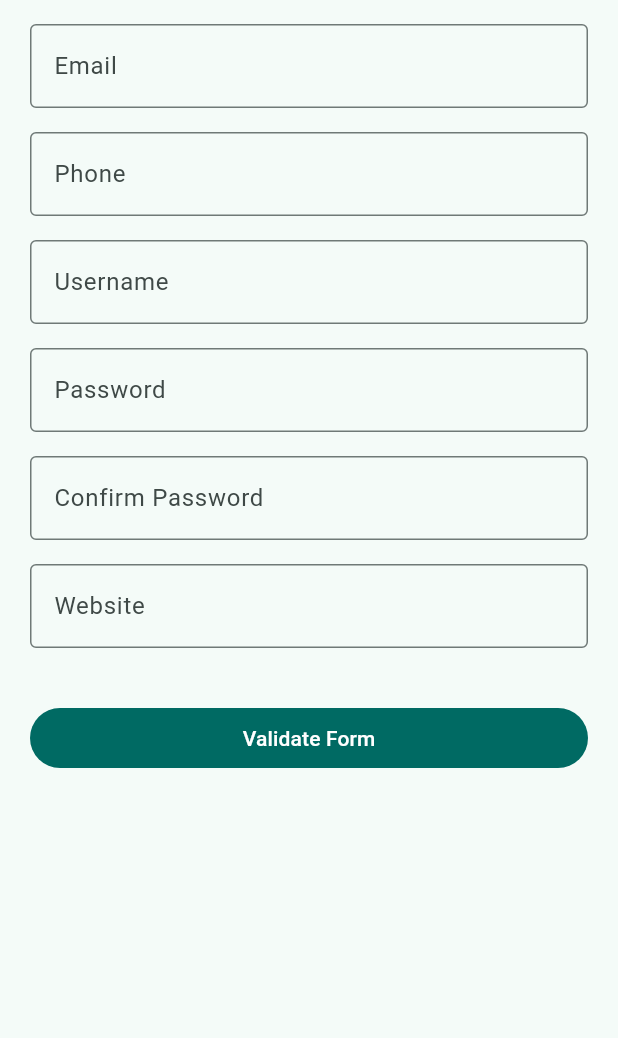
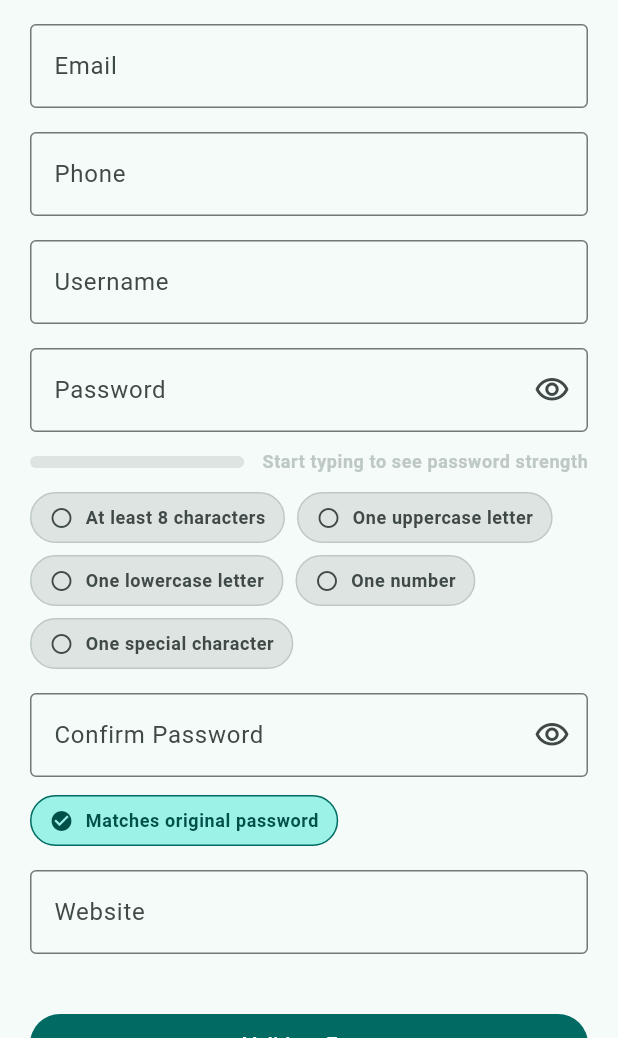
Before and after one commit to Azrul16/form_validator, a Flutter app: the screen it shows after launch, on a phone screen of 412 x 824 dp, the part 198-1236 px from its top. Run offline on Flutter 3.47's test engine with Material 3 defaults, Android fonts, the phone set to English and light mode, and no system bars; our stand-ins replace device_preview.

Commit message:
passward field added

```diff
--- a/example/lib/main.dart
+++ b/example/lib/main.dart
@@ -105,8 +105,11 @@ class _ExampleFormPageState extends State<ExampleFormPage> {
                 _ExampleField(
                   label: 'Password',
                   controller: _passwordController,
-                  obscureText: true,
-                  validator: FormValidator.password(
+                  customField: PasswordInputField(
+                    controller: _passwordController,
+                    labelText: 'Password',
+                    hintText: 'Create a secure password',
+                    validator: FormValidator.required(),
                     minLength: 8,
                     requireUppercase: true,
                     requireLowercase: true,
@@ -117,10 +120,18 @@ class _ExampleFormPageState extends State<ExampleFormPage> {
                 _ExampleField(
                   label: 'Confirm Password',
                   controller: _confirmPasswordController,
-                  obscureText: true,
-                  validator: (value) => FormValidator.confirmPassword(
-                    _passwordController.text,
-                  )(value),
+                  customField: PasswordInputField(
+                    controller: _confirmPasswordController,
+                    labelText: 'Confirm Password',
+                    hintText: 'Re-enter your password',
+                    validator: FormValidator.required(
+                      message: 'Please confirm your password.',
+                    ),
+                    matchController: _passwordController,
+                    mismatchMessage: 'Passwords do not match.',
+                    validateAgainstPolicy: false,
+                    showStrengthIndicator: false,
+                  ),
                 ),
                 _ExampleField(
                   label: 'Website',
@@ -146,14 +157,16 @@ class _ExampleField extends StatelessWidget {
   const _ExampleField({
     required this.label,
     required this.controller,
-    required this.validator,
+    this.validator,
+    this.customField,
     this.keyboardType,
     this.obscureText = false,
   });
 
   final String label;
   final TextEditingController controller;
-  final ValidatorFunction validator;
+  final ValidatorFunction? validator;
+  final Widget? customField;
   final TextInputType? keyboardType;
   final bool obscureText;
 
@@ -161,7 +174,9 @@ class _ExampleField extends StatelessWidget {
   Widget build(BuildContext context) {
     return Padding(
       padding: const EdgeInsets.only(bottom: 16),
-      child: TextFormField(
+      child:
+          customField ??
+          TextFormField(
             controller: controller,
             keyboardType: keyboardType,
             obscureText: obscureText,
--- a/lib/form_validator_kit.dart
+++ b/lib/form_validator_kit.dart
@@ -1,5 +1,6 @@
 /// A lightweight and composable set of validators for Flutter form fields.
 ///
-/// Import this library to access [FormValidator] and [ValidatorFunction].
+/// Import this library to access validation helpers and reusable form widgets.
 export 'src/form_validator_core.dart';
 export 'src/typedefs.dart';
+export 'src/widgets/password_input_field.dart';
--- a/lib/main.dart
+++ b/lib/main.dart
@@ -113,8 +113,11 @@ class _DemoFormPageState extends State<DemoFormPage> {
                 _DemoField(
                   label: 'Password',
                   controller: _passwordController,
-                  obscureText: true,
-                  validator: FormValidator.password(
+                  customField: PasswordInputField(
+                    controller: _passwordController,
+                    labelText: 'Password',
+                    hintText: 'Use 8+ characters with mixed character types',
+                    validator: FormValidator.required(),
                     minLength: 8,
                     requireUppercase: true,
                     requireLowercase: true,
@@ -125,10 +128,17 @@ class _DemoFormPageState extends State<DemoFormPage> {
                 _DemoField(
                   label: 'Confirm Password',
                   controller: _confirmPasswordController,
-                  obscureText: true,
-                  validator: (value) => FormValidator.confirmPassword(
-                    _passwordController.text,
-                  )(value),
+                  customField: PasswordInputField(
+                    controller: _confirmPasswordController,
+                    labelText: 'Confirm Password',
+                    validator: FormValidator.required(
+                      message: 'Please confirm your password.',
+                    ),
+                    matchController: _passwordController,
+                    mismatchMessage: 'Passwords do not match.',
+                    validateAgainstPolicy: false,
+                    showStrengthIndicator: false,
+                  ),
                 ),
                 _DemoField(
                   label: 'Website',
@@ -154,14 +164,16 @@ class _DemoField extends StatelessWidget {
   const _DemoField({
     required this.label,
     required this.controller,
-    required this.validator,
+    this.validator,
+    this.customField,
     this.keyboardType,
     this.obscureText = false,
   });
 
   final String label;
   final TextEditingController controller;
-  final ValidatorFunction validator;
+  final ValidatorFunction? validator;
+  final Widget? customField;
   final TextInputType? keyboardType;
   final bool obscureText;
 
@@ -169,7 +181,9 @@ class _DemoField extends StatelessWidget {
   Widget build(BuildContext context) {
     return Padding(
       padding: const EdgeInsets.only(bottom: 16),
-      child: TextFormField(
+      child:
+          customField ??
+          TextFormField(
             controller: controller,
             keyboardType: keyboardType,
             obscureText: obscureText,
--- /dev/null
+++ b/lib/src/widgets/password_input_field.dart
@@ -0,0 +1,539 @@
+import 'package:flutter/material.dart';
+import 'package:flutter/services.dart';
+
+import '../form_validator_core.dart';
+import '../patterns.dart';
+import '../typedefs.dart';
+
+/// Describes the current password strength state shown by [PasswordInputField].
+enum PasswordStrengthLevel { none, weak, fair, good, strong }
+
+/// A reusable password form field with visibility toggle, strength feedback,
+/// rule hints, caps lock awareness, and optional password matching.
+class PasswordInputField extends StatefulWidget {
+  const PasswordInputField({
+    required this.controller,
+    super.key,
+    this.labelText = 'Password',
+    this.hintText,
+    this.decoration,
+    this.focusNode,
+    this.validator,
+    this.matchController,
+    this.mismatchMessage,
+    this.onChanged,
+    this.textInputAction,
+    this.enabled = true,
+    this.autovalidateMode = AutovalidateMode.onUserInteraction,
+    this.initiallyObscured = true,
+    this.minLength = 8,
+    this.requireUppercase = true,
+    this.requireLowercase = true,
+    this.requireNumber = true,
+    this.requireSpecialChar = false,
+    this.validateAgainstPolicy = true,
+    this.showStrengthIndicator = true,
+    this.showValidationHints = true,
+    this.showCapsLockWarning = true,
+  });
+
+  final TextEditingController controller;
+  final String labelText;
+  final String? hintText;
+  final InputDecoration? decoration;
+  final FocusNode? focusNode;
+  final ValidatorFunction? validator;
+  final TextEditingController? matchController;
+  final String? mismatchMessage;
+  final ValueChanged<String>? onChanged;
+  final TextInputAction? textInputAction;
+  final bool enabled;
+  final AutovalidateMode autovalidateMode;
+  final bool initiallyObscured;
+  final int minLength;
+  final bool requireUppercase;
+  final bool requireLowercase;
+  final bool requireNumber;
+  final bool requireSpecialChar;
+  final bool validateAgainstPolicy;
+  final bool showStrengthIndicator;
+  final bool showValidationHints;
+  final bool showCapsLockWarning;
+
+  @override
+  State<PasswordInputField> createState() => _PasswordInputFieldState();
+}
+
+class _PasswordInputFieldState extends State<PasswordInputField> {
+  static final RegExp _uppercaseRegex = RegExp(r'[A-Z]');
+  static final RegExp _lowercaseRegex = RegExp(r'[a-z]');
+  static final RegExp _numberRegex = RegExp(r'\d');
+  static final RegExp _specialCharacterRegex =
+      ValidationPatterns.specialCharacter;
+
+  late FocusNode _focusNode;
+  late bool _ownsFocusNode;
+  late bool _obscureText;
+  bool _capsLockOn = false;
+
+  @override
+  void initState() {
+    super.initState();
+    _obscureText = widget.initiallyObscured;
+    _focusNode = widget.focusNode ?? FocusNode();
+    _ownsFocusNode = widget.focusNode == null;
+    widget.controller.addListener(_handleControllerChange);
+    widget.matchController?.addListener(_handleControllerChange);
+    _focusNode.addListener(_handleFocusChange);
+    HardwareKeyboard.instance.addHandler(_handleHardwareKeyboardEvent);
+    _updateCapsLockState();
+  }
+
+  @override
+  void didUpdateWidget(covariant PasswordInputField oldWidget) {
+    super.didUpdateWidget(oldWidget);
+
+    if (oldWidget.controller != widget.controller) {
+      oldWidget.controller.removeListener(_handleControllerChange);
+      widget.controller.addListener(_handleControllerChange);
+    }
+
+    if (oldWidget.matchController != widget.matchController) {
+      oldWidget.matchController?.removeListener(_handleControllerChange);
+      widget.matchController?.addListener(_handleControllerChange);
+    }
+
+    if (oldWidget.focusNode != widget.focusNode) {
+      _focusNode.removeListener(_handleFocusChange);
+      if (_ownsFocusNode) {
+        _focusNode.dispose();
+      }
+      _focusNode = widget.focusNode ?? FocusNode();
+      _ownsFocusNode = widget.focusNode == null;
+      _focusNode.addListener(_handleFocusChange);
+      _updateCapsLockState();
+    }
+  }
+
+  @override
+  void dispose() {
+    widget.controller.removeListener(_handleControllerChange);
+    widget.matchController?.removeListener(_handleControllerChange);
+    _focusNode.removeListener(_handleFocusChange);
+    HardwareKeyboard.instance.removeHandler(_handleHardwareKeyboardEvent);
+    if (_ownsFocusNode) {
+      _focusNode.dispose();
+    }
+    super.dispose();
+  }
+
+  void _handleControllerChange() {
+    if (mounted) {
+      setState(() {});
+    }
+  }
+
+  void _handleFocusChange() {
+    _updateCapsLockState();
+  }
+
+  void _toggleObscureText() {
+    setState(() {
+      _obscureText = !_obscureText;
+    });
+  }
+
+  void _updateCapsLockState() {
+    final capsLockPressed = HardwareKeyboard.instance.logicalKeysPressed
+        .contains(LogicalKeyboardKey.capsLock);
+
+    final nextValue = _focusNode.hasFocus && capsLockPressed;
+    if (mounted && nextValue != _capsLockOn) {
+      setState(() {
+        _capsLockOn = nextValue;
+      });
+    }
+  }
+
+  bool _handleHardwareKeyboardEvent(KeyEvent event) {
+    _updateCapsLockState();
+    return false;
+  }
+
+  ValidatorFunction? _buildValidator() {
+    final validators = <ValidatorFunction>[];
+
+    if (widget.validator != null) {
+      validators.add(widget.validator!);
+    }
+
+    if (widget.validateAgainstPolicy) {
+      validators.add(
+        FormValidator.password(
+          minLength: widget.minLength,
+          requireUppercase: widget.requireUppercase,
+          requireLowercase: widget.requireLowercase,
+          requireNumber: widget.requireNumber,
+          requireSpecialChar: widget.requireSpecialChar,
+        ),
+      );
+    }
+
+    if (widget.matchController != null) {
+      validators.add(
+        FormValidator.confirmPassword(
+          widget.matchController!.text,
+          message: widget.mismatchMessage,
+        ),
+      );
+    }
+
+    if (validators.isEmpty) {
+      return null;
+    }
+
+    if (validators.length == 1) {
+      return validators.first;
+    }
+
+    return FormValidator.combine(validators);
+  }
+
+  List<_PasswordRequirement> _requirements() {
+    final requirements = <_PasswordRequirement>[];
+
+    if (!widget.validateAgainstPolicy) {
+      return requirements;
+    }
+
+    requirements.add(
+      _PasswordRequirement(
+        label: 'At least ${widget.minLength} characters',
+        isMet: widget.controller.text.length >= widget.minLength,
+      ),
+    );
+
+    if (widget.requireUppercase) {
+      requirements.add(
+        _PasswordRequirement(
+          label: 'One uppercase letter',
+          isMet: _uppercaseRegex.hasMatch(widget.controller.text),
+        ),
+      );
+    }
+
+    if (widget.requireLowercase) {
+      requirements.add(
+        _PasswordRequirement(
+          label: 'One lowercase letter',
+          isMet: _lowercaseRegex.hasMatch(widget.controller.text),
+        ),
+      );
+    }
+
+    if (widget.requireNumber) {
+      requirements.add(
+        _PasswordRequirement(
+          label: 'One number',
+          isMet: _numberRegex.hasMatch(widget.controller.text),
+        ),
+      );
+    }
+
+    if (widget.requireSpecialChar) {
+      requirements.add(
+        _PasswordRequirement(
+          label: 'One special character',
+          isMet: _specialCharacterRegex.hasMatch(widget.controller.text),
+        ),
+      );
+    }
+
+    return requirements;
+  }
+
+  PasswordStrengthLevel _strengthLevel() {
+    final value = widget.controller.text;
+
+    if (value.isEmpty) {
+      return PasswordStrengthLevel.none;
+    }
+
+    var score = 0;
+
+    if (value.length >= widget.minLength) {
+      score += 1;
+    }
+    if (value.length >= widget.minLength + 4) {
+      score += 1;
+    }
+    if (_uppercaseRegex.hasMatch(value) && _lowercaseRegex.hasMatch(value)) {
+      score += 1;
+    }
+    if (_numberRegex.hasMatch(value)) {
+      score += 1;
+    }
+    if (_specialCharacterRegex.hasMatch(value)) {
+      score += 1;
+    }
+
+    if (score <= 1) {
+      return PasswordStrengthLevel.weak;
+    }
+    if (score == 2) {
+      return PasswordStrengthLevel.fair;
+    }
+    if (score == 3) {
+      return PasswordStrengthLevel.good;
+    }
+    return PasswordStrengthLevel.strong;
+  }
+
+  String _strengthLabel(PasswordStrengthLevel level) {
+    switch (level) {
+      case PasswordStrengthLevel.none:
+        return 'Start typing to see password strength';
+      case PasswordStrengthLevel.weak:
+        return 'Weak';
+      case PasswordStrengthLevel.fair:
+        return 'Fair';
+      case PasswordStrengthLevel.good:
+        return 'Good';
+      case PasswordStrengthLevel.strong:
+        return 'Strong';
+    }
+  }
+
+  Color _strengthColor(ThemeData theme, PasswordStrengthLevel level) {
+    switch (level) {
+      case PasswordStrengthLevel.none:
+        return theme.colorScheme.outlineVariant;
+      case PasswordStrengthLevel.weak:
+        return theme.colorScheme.error;
+      case PasswordStrengthLevel.fair:
+        return Colors.orange.shade700;
+      case PasswordStrengthLevel.good:
+        return Colors.lightGreen.shade700;
+      case PasswordStrengthLevel.strong:
+        return theme.colorScheme.primary;
+    }
+  }
+
+  double _strengthProgress(PasswordStrengthLevel level) {
+    switch (level) {
+      case PasswordStrengthLevel.none:
+        return 0;
+      case PasswordStrengthLevel.weak:
+        return 0.25;
+      case PasswordStrengthLevel.fair:
+        return 0.5;
+      case PasswordStrengthLevel.good:
+        return 0.75;
+      case PasswordStrengthLevel.strong:
+        return 1;
+    }
+  }
+
+  bool _matchesPassword() {
+    final matchController = widget.matchController;
+    if (matchController == null) {
+      return true;
+    }
+    return widget.controller.text == matchController.text;
+  }
+
+  @override
+  Widget build(BuildContext context) {
+    final theme = Theme.of(context);
+    final requirements = _requirements();
+    final strengthLevel = _strengthLevel();
+    final strengthColor = _strengthColor(theme, strengthLevel);
+    final matchesPassword = _matchesPassword();
+    final effectiveDecoration = (widget.decoration ?? const InputDecoration())
+        .copyWith(
+          labelText: widget.decoration?.labelText ?? widget.labelText,
+          hintText: widget.decoration?.hintText ?? widget.hintText,
+          border: widget.decoration?.border ?? const OutlineInputBorder(),
+          suffixIcon: IconButton(
+            tooltip: _obscureText ? 'Show password' : 'Hide password',
+            onPressed: widget.enabled ? _toggleObscureText : null,
+            icon: Icon(
+              _obscureText
+                  ? Icons.visibility_outlined
+                  : Icons.visibility_off_outlined,
+            ),
+          ),
+        );
+
+    return Column(
+      crossAxisAlignment: CrossAxisAlignment.start,
+      children: [
+        TextFormField(
+          controller: widget.controller,
+          focusNode: _focusNode,
+          enabled: widget.enabled,
+          obscureText: _obscureText,
+          textInputAction: widget.textInputAction,
+          autovalidateMode: widget.autovalidateMode,
+          validator: _buildValidator(),
+          onChanged: widget.onChanged,
+          decoration: effectiveDecoration,
+        ),
+        if (widget.showCapsLockWarning && _capsLockOn) ...[
+          const SizedBox(height: 10),
+          _StatusBanner(
+            icon: Icons.keyboard_capslock,
+            backgroundColor: Colors.orange.shade50,
+            foregroundColor: Colors.orange.shade900,
+            text: 'Caps Lock is on',
+          ),
+        ],
+        if (widget.showStrengthIndicator) ...[
+          const SizedBox(height: 12),
+          Row(
+            children: [
+              Expanded(
+                child: ClipRRect(
+                  borderRadius: BorderRadius.circular(999),
+                  child: LinearProgressIndicator(
+                    minHeight: 8,
+                    value: _strengthProgress(strengthLevel),
+                    backgroundColor: theme.colorScheme.surfaceContainerHighest,
+                    valueColor: AlwaysStoppedAnimation<Color>(strengthColor),
+                  ),
+                ),
+              ),
+              const SizedBox(width: 12),
+              Text(
+                _strengthLabel(strengthLevel),
+                style: theme.textTheme.bodySmall?.copyWith(
+                  color: strengthColor,
+                  fontWeight: FontWeight.w700,
+                ),
+              ),
+            ],
+          ),
+        ],
+        if (widget.showValidationHints &&
+            (requirements.isNotEmpty || widget.matchController != null)) ...[
+          const SizedBox(height: 12),
+          Wrap(
+            runSpacing: 8,
+            spacing: 8,
+            children: [
+              for (final requirement in requirements)
+                _RequirementChip(requirement: requirement),
+              if (widget.matchController != null)
+                _RequirementChip(
+                  requirement: _PasswordRequirement(
+                    label: 'Matches original password',
+                    isMet: matchesPassword,
+                  ),
+                ),
+            ],
+          ),
+        ],
+      ],
+    );
+  }
+}
+
+class _PasswordRequirement {
+  const _PasswordRequirement({required this.label, required this.isMet});
+
+  final String label;
+  final bool isMet;
+}
+
+class _RequirementChip extends StatelessWidget {
+  const _RequirementChip({required this.requirement});
+
+  final _PasswordRequirement requirement;
+
+  @override
+  Widget build(BuildContext context) {
+    final theme = Theme.of(context);
+    final isMet = requirement.isMet;
+    final backgroundColor = isMet
+        ? theme.colorScheme.primaryContainer
+        : theme.colorScheme.surfaceContainerHighest;
+    final foregroundColor = isMet
+        ? theme.colorScheme.onPrimaryContainer
+        : theme.colorScheme.onSurfaceVariant;
+
+    return AnimatedContainer(
+      duration: const Duration(milliseconds: 180),
+      padding: const EdgeInsets.symmetric(horizontal: 12, vertical: 8),
+      decoration: BoxDecoration(
+        color: backgroundColor,
+        borderRadius: BorderRadius.circular(999),
+        border: Border.all(
+          color: isMet
+              ? theme.colorScheme.primary
+              : theme.colorScheme.outlineVariant,
+        ),
+      ),
+      child: Row(
+        mainAxisSize: MainAxisSize.min,
+        children: [
+          Icon(
+            isMet ? Icons.check_circle : Icons.radio_button_unchecked,
+            size: 16,
+            color: foregroundColor,
+          ),
+          const SizedBox(width: 8),
+          Text(
+            requirement.label,
+            style: theme.textTheme.bodySmall?.copyWith(
+              color: foregroundColor,
+              fontWeight: FontWeight.w600,
+            ),
+          ),
+        ],
+      ),
+    );
+  }
+}
+
+class _StatusBanner extends StatelessWidget {
+  const _StatusBanner({
+    required this.icon,
+    required this.backgroundColor,
+    required this.foregroundColor,
+    required this.text,
+  });
+
+  final IconData icon;
+  final Color backgroundColor;
+  final Color foregroundColor;
+  final String text;
+
+  @override
+  Widget build(BuildContext context) {
+    final theme = Theme.of(context);
+
+    return Container(
+      padding: const EdgeInsets.symmetric(horizontal: 12, vertical: 10),
+      decoration: BoxDecoration(
+        color: backgroundColor,
+        borderRadius: BorderRadius.circular(14),
+        border: Border.all(color: foregroundColor.withValues(alpha: 0.18)),
+      ),
+      child: Row(
+        children: [
+          Icon(icon, color: foregroundColor, size: 18),
+          const SizedBox(width: 8),
+          Expanded(
+            child: Text(
+              text,
+              style: theme.textTheme.bodySmall?.copyWith(
+                color: foregroundColor,
+                fontWeight: FontWeight.w700,
+              ),
+            ),
+          ),
+        ],
+      ),
+    );
+  }
+}
--- a/pubspec.yaml
+++ b/pubspec.yaml
@@ -1,6 +1,6 @@
 name: form_validator_kit
 description: A lightweight and composable Flutter form validation package with built-in validators for email, phone, password, regex, and more.
-version: 0.0.2
+version: 0.1.0
 homepage: https://github.com/Azrul16/form_validator
 repository: https://github.com/Azrul16/form_validator
 issue_tracker: https://github.com/Azrul16/form_validator/issues
```
Also changed, not shown: 2 other files. Lines whose indentation alone changed are shown as unchanged.
